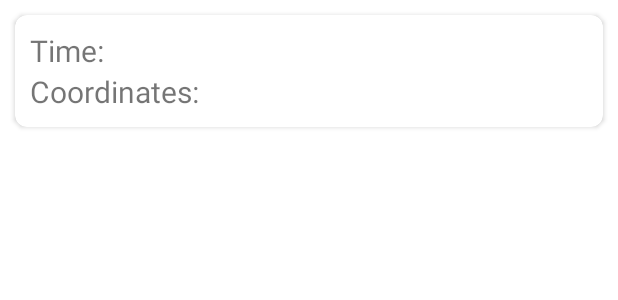
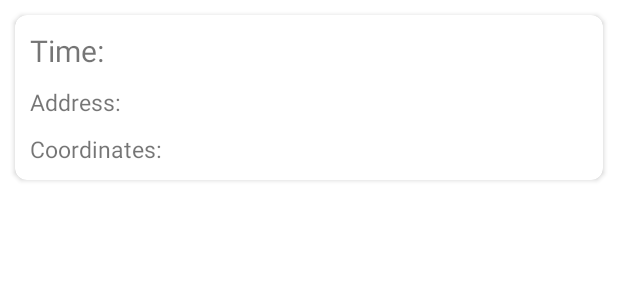
Before and after one commit to MishelK/wherewasi, an Android app: the layout location_card.xml on its own in the app's theme, with its tools: preview values and no code run, on a phone screen of 412 x 824 dp. Shown: the top 300 px of the screen. Run offline under Robolectric (Android 15) with nearby library versions, the light colour scheme and no system bars.

Commit message:
locations fixes

```diff
--- a/app/src/main/res/layout/activity_main.xml
+++ b/app/src/main/res/layout/activity_main.xml
@@ -10,7 +10,7 @@
 
    <view class="androidx.recyclerview.widget.RecyclerView"
        android:layout_width="match_parent"
-       android:layout_height="match_parent"
+       android:layout_height="0dp"
        android:layout_weight="1"
        android:id="@+id/reclyer"/>
 
--- a/app/src/main/res/layout/location_card.xml
+++ b/app/src/main/res/layout/location_card.xml
@@ -23,9 +23,18 @@
         <TextView
             android:layout_width="match_parent"
             android:layout_height="wrap_content"
+            android:text="@string/address"
+            android:id="@+id/location_address_tv"
+            android:textSize="15sp"
+            android:layout_marginTop="10dp"
+            android:layout_marginBottom="10dp"
+            />
+        <TextView
+            android:layout_width="match_parent"
+            android:layout_height="wrap_content"
             android:text="@string/coordinates"
             android:id="@+id/coordinates_tv"
-            android:textSize="20sp"
+            android:textSize="15sp"
             />
     </LinearLayout>
 </androidx.cardview.widget.CardView>
--- a/app/src/main/res/values/strings.xml
+++ b/app/src/main/res/values/strings.xml
@@ -4,4 +4,5 @@
     <string name="close">Close</string>
     <string name="time">Time: </string>
     <string name="coordinates">Coordinates: </string>
+    <string name="address">Address: </string>
 </resources>
```
Also changed, not shown: app/src/main/java/com/kdkvit/wherewasi/LocationService.java (+6 -4 lines), app/src/main/java/com/kdkvit/wherewasi/LocationsAdapter.java (+8 -3 lines).
